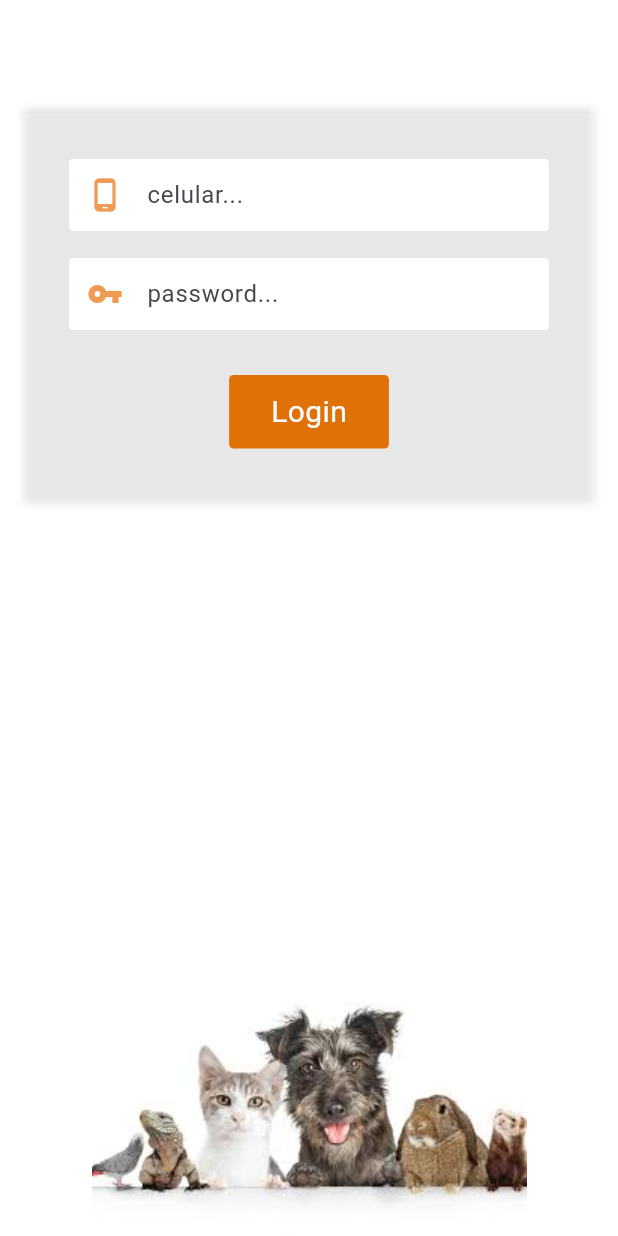
After one commit to CRUXsur/mascotas, a Flutter app: the LoginScreen screen opened directly, on a phone screen of 412 x 824 dp. The commit adds this screen. Run offline on Flutter 3.47's test engine with Material 3 defaults, Android fonts, the phone set to English and light mode, and no system bars.

Commit message:
login UI

```diff
--- /dev/null
+++ b/lib/users/authentication/auth_screen.dart
@@ -0,0 +1,75 @@
+import 'package:flutter/material.dart';
+
+
+import 'package:mascotas/users/users.dart';
+
+
+
+class AuthScreen extends StatefulWidget {
+  const AuthScreen({super.key});
+
+  @override
+  State<AuthScreen> createState() => _AuthScreenState();
+}
+
+class _AuthScreenState extends State<AuthScreen> {
+
+
+
+  @override
+  Widget build(BuildContext context) {
+    return DefaultTabController(
+      length: 2,
+      child: Scaffold(
+        appBar: AppBar(
+          backgroundColor: Color(0xFFEF9B53),//Colors.white60,
+          flexibleSpace: Row(
+            mainAxisAlignment: MainAxisAlignment.center,
+            //crossAxisAlignment: CrossAxisAlignment.center,
+            children: [
+              //Cancel Btn
+              //TabBar
+              Container(
+                width: 220,
+                height: 40,
+                margin: const EdgeInsets.only(top: 48,bottom: 0),
+                //padding: const EdgeInsets.all(2),
+                decoration: BoxDecoration(
+                  color: Color(0xFFE19557),//Colors.indigo,//Colors.grey[300],
+                  borderRadius: BorderRadius.circular(5),
+                ),
+                child: TabBar(
+                    indicator: BoxDecoration(
+                      color: Color(0xFFFFFFFF),
+                      borderRadius: BorderRadius.circular(5.0),
+                    ),
+                    labelColor: Color(0xFF21160D),
+                    unselectedLabelColor: Colors.black45,
+                    tabs: const[
+                      Tab(text: 'Login',),
+                      Tab(text: 'Register',),
+                    ]
+                ),
+              ),
+            ],
+          ),
+          automaticallyImplyLeading: true,
+        ),
+        body: Container(
+          decoration: const BoxDecoration(
+            color: Color(0xFFFFFFFF),
+            // color: Color(0xFFF2F3EE),
+          ),
+          child: const TabBarView(
+            children: [
+              //LoginScreen(),
+              //RegisterScreen(),
+            ],
+          ),
+        ),
+      ),
+    );
+  }
+
+
+}
--- /dev/null
+++ b/lib/users/authentication/login_screen.dart
@@ -0,0 +1,229 @@
+
+import 'package:flutter/material.dart';
+
+
+class LoginScreen extends StatefulWidget {
+  const LoginScreen({super.key});
+
+  @override
+  State<LoginScreen> createState() => _LoginScreenState();
+}
+
+class _LoginScreenState extends State<LoginScreen> {
+  GlobalKey<FormState> formKey = GlobalKey<FormState>();
+
+  var celularController = TextEditingController();
+  var passwordController = TextEditingController();
+  //var isObsecure = true.obs;
+
+
+
+
+  @override
+  Widget build(BuildContext context) {
+    return Scaffold(
+      backgroundColor: Colors.white,
+      body: LayoutBuilder(
+        builder: (context, cons)
+        {
+          return ConstrainedBox(
+            constraints: BoxConstraints(
+              minHeight: cons.maxHeight,
+            ),
+            child: SingleChildScrollView(
+              child: Column(
+                children: [
+
+                  const SizedBox(height: 60,),
+
+                  //login screen login form
+                  Padding(
+                    padding: const EdgeInsets.all(16.0),
+                    child: Container(
+                      decoration: const BoxDecoration(
+                        color: Colors.white24,
+                        borderRadius: BorderRadius.all(
+                          Radius.circular(3),//60
+                        ),
+                        boxShadow: [
+                          BoxShadow(
+                            blurRadius: 4,
+                            color: Colors.black12,
+                            offset: Offset(0, -3),
+                          ),
+                        ],
+                      ),
+                      child: Padding(
+                        padding: const EdgeInsets.fromLTRB(30, 30, 30, 40),
+                        child: Column(
+                          children: [
+
+                            //email-password-login button
+                            Form(
+                              key: formKey,
+                              child: Column(
+                                children: [
+
+                                  //celular
+                                  TextFormField(
+                                    controller: celularController,
+                                    validator: (val) => val == "" ? "Ingrese su numero de Celular" : null,
+                                    decoration: InputDecoration(
+                                      prefixIcon: const Icon(
+                                        Icons.phone_android_rounded,
+                                        //color: Colors.black,
+                                        color: Color(0xFFEF9B53),
+                                      ),
+                                      hintText: "celular...",
+                                      border: OutlineInputBorder(
+                                        borderRadius: BorderRadius.circular(3),//30
+                                        borderSide: const BorderSide(
+                                          color: Colors.white60,
+                                        ),
+                                      ),
+                                      enabledBorder: OutlineInputBorder(
+                                        borderRadius: BorderRadius.circular(3),//30
+                                        borderSide: const BorderSide(
+                                          color: Colors.white60,
+                                        ),
+                                      ),
+                                      focusedBorder: OutlineInputBorder(
+                                        borderRadius: BorderRadius.circular(3),//30
+                                        borderSide: const BorderSide(
+                                          color: Colors.white60,
+                                        ),
+                                      ),
+                                      disabledBorder: OutlineInputBorder(
+                                        borderRadius: BorderRadius.circular(3),//30
+                                        borderSide: const BorderSide(
+                                          color: Colors.white60,
+                                        ),
+                                      ),
+                                      contentPadding: const EdgeInsets.symmetric(
+                                        horizontal: 7,//14
+                                        vertical: 3,//6
+                                      ),
+                                      fillColor: Colors.white,
+                                      filled: true,
+                                    ),
+                                  ),
+
+                                  const SizedBox(height: 18,),
+
+                                  //password
+                                  //Obx(
+                                        //()=>
+                                            TextFormField(
+                                      controller: passwordController,
+                                      //obscureText: isObsecure.value,
+                                      validator: (val) => val == "" ? "Ingrese su password" : null,
+                                      decoration: InputDecoration(
+                                        prefixIcon: const Icon(
+                                          Icons.vpn_key_sharp,
+                                          // color: Colors.black,
+                                          color: Color(0xFFEF9B53),
+                                        ),
+
+                                        hintText: "password...",
+                                        border: OutlineInputBorder(
+                                          borderRadius: BorderRadius.circular(3),//30
+                                          borderSide: const BorderSide(
+                                            color: Colors.white60,
+                                          ),
+                                        ),
+                                        enabledBorder: OutlineInputBorder(
+                                          borderRadius: BorderRadius.circular(3),//30
+                                          borderSide: const BorderSide(
+                                            color: Colors.white60,
+                                          ),
+                                        ),
+                                        focusedBorder: OutlineInputBorder(
+                                          borderRadius: BorderRadius.circular(3),//30
+                                          borderSide: const BorderSide(
+                                            color: Colors.white60,
+                                          ),
+                                        ),
+                                        disabledBorder: OutlineInputBorder(
+                                          borderRadius: BorderRadius.circular(3),//30
+                                          borderSide: const BorderSide(
+                                            color: Colors.white60,
+                                          ),
+                                        ),
+                                        contentPadding: const EdgeInsets.symmetric(
+                                          horizontal: 7,//14
+                                          vertical: 3,//6
+                                        ),
+                                        fillColor: Colors.white,
+                                        filled: true,
+                                      ),
+                                    ),
+                                  //),
+
+                                  const SizedBox(height: 30,),
+
+                                  //button
+                                  Material(
+                                    color: Color(0xFFE07107),//Colors.black,
+                                    borderRadius: BorderRadius.circular(3),//30
+                                    child: InkWell(
+                                      onTap: ()
+                                      {
+                                        if(formKey.currentState!.validate())
+                                        {
+                                          //loginUserNow();
+                                        }
+                                      },
+                                      borderRadius: BorderRadius.circular(3),//30
+                                      child: const Padding(
+                                        padding: EdgeInsets.symmetric(
+                                          vertical: 10,
+                                          horizontal: 28,
+                                        ),
+                                        child: Text(
+                                          "Login",
+                                          style: TextStyle(
+                                            color: Colors.white,
+                                            fontSize: 20,
+                                          ),
+                                        ),
+                                      ),
+                                    ),
+                                  ),
+                                ],
+                              ),
+                            ),
+
+                          ],
+                        ),
+                      ),
+                    ),
+                  ),
+
+                  const SizedBox(height: 160,),
+
+                  //login picture
+                  Padding(
+                    padding: const EdgeInsets.fromLTRB(10,50,10,10),
+                    child: SizedBox(
+                      width: MediaQuery.of(context).size.width,
+                      height: 350,
+                      child: Image.asset(
+                        "assets/pets/login.jpeg",
+                      ),
+                    ),
+                  ),
+
+                ],
+              ),
+            ),
+          );
+        },
+      ),
+    );
+
+
+
+  }
+
+
+}
--- a/lib/users/users.dart
+++ b/lib/users/users.dart
@@ -3,3 +3,5 @@
 
 //users
   //authentication
+  export'package:mascotas/users/authentication/auth_screen.dart';
+  export'package:mascotas/users/authentication/login_screen.dart';
--- a/pubspec.yaml
+++ b/pubspec.yaml
@@ -61,6 +61,11 @@ flutter:
   # assets:
   #   - images/a_dot_burr.jpeg
   #   - images/a_dot_ham.jpeg
+  assets:
+    - assets/
+    - assets/images/
+    - assets/pets/
+
 
   # An image asset can refer to one or more resolution-specific "variants", see
   # https://flutter.dev/to/resolution-aware-images
```
